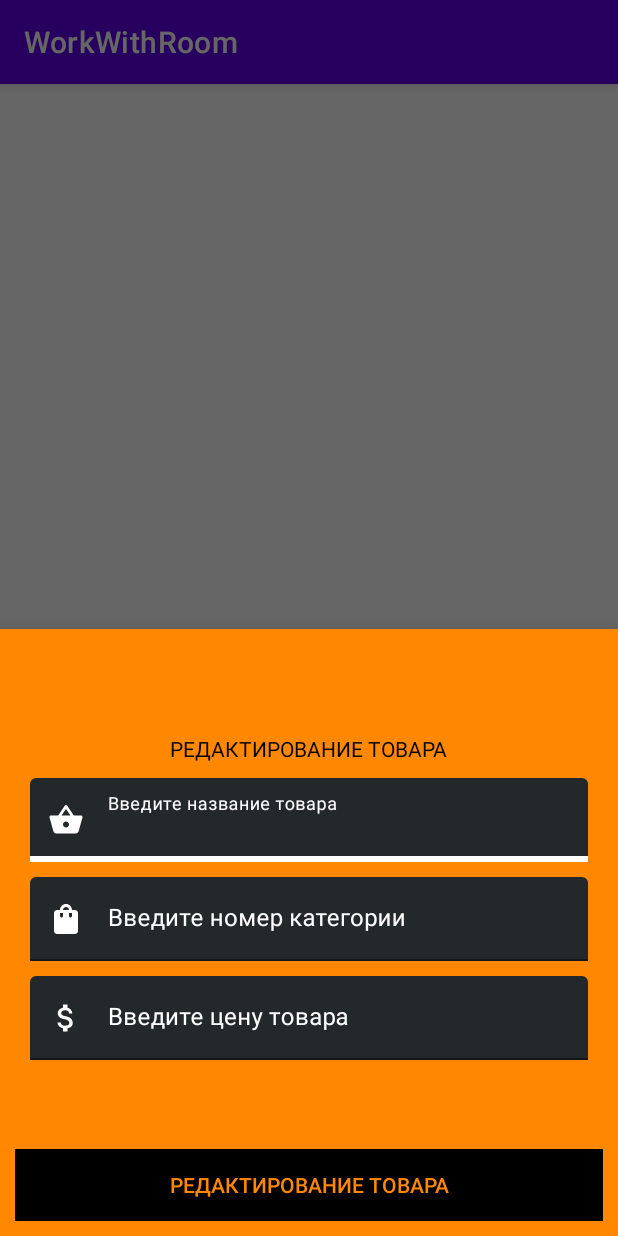
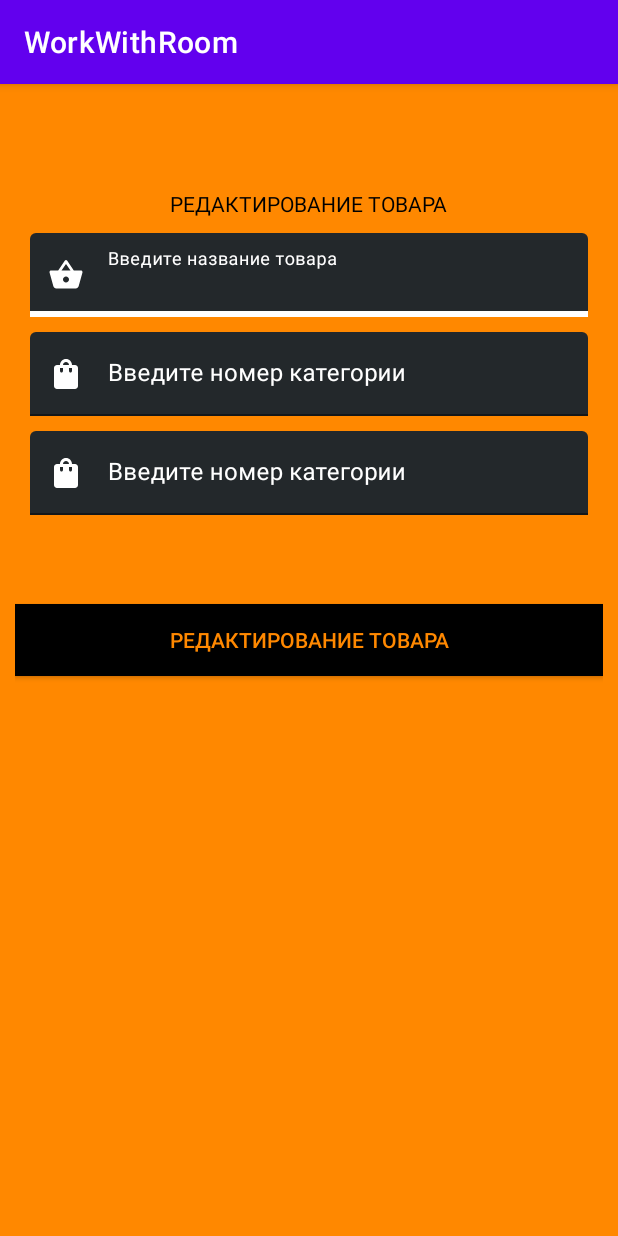
Before and after one commit to MikhailIgnatovich/WorkWithRoom, an Android app: the fragment PanelEditProduct shown on its own in the app's theme, on a phone screen of 412 x 824 dp. Run offline under Robolectric (Android 15) with nearby library versions, the phone set to English and light mode, and no system bars; our stand-ins replace data binding.

Commit message:
panel_edit_product.xml сделал рефакторинг разметки

```diff
--- a/app/src/main/java/com/bulich/misha/workwithroom/tabs/products/PanelEditProduct.kt
+++ b/app/src/main/java/com/bulich/misha/workwithroom/tabs/products/PanelEditProduct.kt
@@ -8,13 +8,11 @@ import android.view.ViewGroup
 import androidx.databinding.DataBindingUtil
 import com.bulich.misha.workwithroom.R
 import com.bulich.misha.workwithroom.databinding.PanelEditProductBinding
-import com.google.android.material.bottomsheet.BottomSheetDialogFragment
 
 
-class PanelEditProduct : BottomSheetDialogFragment() {
+class PanelEditProduct : Fragment() {
 
     private var binding: PanelEditProductBinding? = null
-
 
     override fun onCreateView(
         inflater: LayoutInflater, container: ViewGroup?,
@@ -22,6 +20,8 @@ class PanelEditProduct : BottomSheetDialogFragment() {
     ): View? {
         // Inflate the layout for this fragment
         binding = DataBindingUtil.inflate(inflater, R.layout.panel_edit_product, container, false)
+
         return binding?.root
     }
+
 }
--- a/app/src/main/res/layout/panel_edit_product.xml
+++ b/app/src/main/res/layout/panel_edit_product.xml
@@ -1,7 +1,8 @@
 <?xml version="1.0" encoding="utf-8"?>
 <layout xmlns:android="http://schemas.android.com/apk/res/android"
-    xmlns:tools="http://schemas.android.com/tools"
-    xmlns:app="http://schemas.android.com/apk/res-auto">
+    xmlns:app="http://schemas.android.com/apk/res-auto"
+    xmlns:tools="http://schemas.android.com/tools">
+
     <FrameLayout
         android:layout_width="match_parent"
         android:layout_height="match_parent"
@@ -10,72 +11,73 @@
         <androidx.constraintlayout.widget.ConstraintLayout
             android:layout_width="match_parent"
             android:layout_height="match_parent"
-        android:padding="10dp"
-        android:background="@color/orange">
+            android:background="@color/orange"
+            android:padding="10dp">
 
             <androidx.appcompat.widget.AppCompatTextView
                 android:id="@+id/headerEditProduct"
                 android:layout_width="wrap_content"
                 android:layout_height="wrap_content"
-            app:layout_constraintTop_toTopOf="parent"
+                android:layout_marginTop="60dp"
+                android:text="@string/editProduct"
+                android:textColor="@color/black"
+                app:layout_constraintEnd_toEndOf="parent"
                 app:layout_constraintStart_toStartOf="parent"
-            app:layout_constraintEnd_toEndOf="parent"
-            android:layout_marginTop="60dp"
-            android:textColor="@color/black"
-            android:text="@string/editProduct"/>
+                app:layout_constraintTop_toTopOf="parent" />
 
             <com.google.android.material.textfield.TextInputLayout
                 android:id="@+id/sectionEditNameProduct"
                 android:layout_width="match_parent"
                 android:layout_height="wrap_content"
-            app:layout_constraintTop_toBottomOf="@id/headerEditProduct"
                 android:layout_margin="10dp"
-            app:boxBackgroundColor="@color/background"
-            app:boxStrokeColor="@android:color/white"
-            app:startIconTint="@android:color/white"
-            app:endIconTint="@android:color/holo_red_light"
                 android:hint="@string/labelEnterNameProduct"
                 android:textColorHint="@color/white"
-            app:hintTextColor="@android:color/white"
+                app:boxBackgroundColor="@color/background"
+                app:boxStrokeColor="@color/white"
+                app:boxStrokeWidthFocused="4dp"
+                app:endIconMode="clear_text"
+                app:endIconTint="@android:color/holo_red_light"
+                app:hintTextColor="@color/white"
+                app:layout_constraintEnd_toEndOf="parent"
+                app:layout_constraintStart_toStartOf="parent"
+                app:layout_constraintTop_toBottomOf="@id/headerEditProduct"
                 app:startIconDrawable="@drawable/catalog_categories"
-            app:endIconMode="clear_text"
-            app:boxStrokeWidthFocused="4dp">
+                app:startIconTint="@color/white">
 
                 <com.google.android.material.textfield.TextInputEditText
                     android:id="@+id/editNameProduct"
                     android:layout_width="match_parent"
                     android:layout_height="wrap_content"
                     android:inputType="text"
-                android:textColor="@android:color/white"
-                android:textCursorDrawable="@drawable/cursor"/>
+                    android:textCursorDrawable="@drawable/cursor" />
 
             </com.google.android.material.textfield.TextInputLayout>
-
 
             <com.google.android.material.textfield.TextInputLayout
                 android:id="@+id/sectionEditCategoryProduct"
                 android:layout_width="match_parent"
                 android:layout_height="wrap_content"
-            app:layout_constraintTop_toBottomOf="@id/sectionEditNameProduct"
                 android:layout_margin="10dp"
-            app:boxBackgroundColor="@color/background"
-            app:boxStrokeColor="@android:color/white"
-            app:startIconTint="@android:color/white"
-            app:endIconTint="@android:color/holo_red_light"
                 android:hint="@string/labelEnterNumberCategory"
                 android:textColorHint="@color/white"
-            app:hintTextColor="@android:color/white"
+                app:boxBackgroundColor="@color/background"
+                app:boxStrokeColor="@color/white"
+                app:boxStrokeWidthFocused="4dp"
+                app:endIconMode="clear_text"
+                app:endIconTint="@android:color/holo_red_light"
+                app:hintTextColor="@color/white"
+                app:layout_constraintEnd_toEndOf="parent"
+                app:layout_constraintStart_toStartOf="parent"
+                app:layout_constraintTop_toBottomOf="@id/sectionEditNameProduct"
                 app:startIconDrawable="@drawable/catalog_products"
-            app:endIconMode="clear_text"
-            app:boxStrokeWidthFocused="4dp">
+                app:startIconTint="@color/white">
 
                 <com.google.android.material.textfield.TextInputEditText
                     android:id="@+id/editCategoryProduct"
                     android:layout_width="match_parent"
                     android:layout_height="wrap_content"
                     android:inputType="text"
-                android:textColor="@android:color/white"
-                android:textCursorDrawable="@drawable/cursor"/>
+                    android:textCursorDrawable="@drawable/cursor" />
 
             </com.google.android.material.textfield.TextInputLayout>
 
@@ -83,76 +85,73 @@
                 android:id="@+id/sectionEditPriceProduct"
                 android:layout_width="match_parent"
                 android:layout_height="wrap_content"
+                android:layout_margin="10dp"
+                android:hint="@string/labelEnterNumberCategory"
+                android:textColorHint="@color/white"
+                app:boxBackgroundColor="@color/background"
+                app:boxStrokeColor="@color/white"
+                app:boxStrokeWidthFocused="4dp"
+                app:endIconMode="clear_text"
+                app:endIconTint="@android:color/holo_red_light"
+                app:hintTextColor="@color/white"
+                app:layout_constraintEnd_toEndOf="parent"
+                app:layout_constraintStart_toStartOf="parent"
                 app:layout_constraintTop_toBottomOf="@id/sectionEditCategoryProduct"
-            android:layout_margin="10dp"
-            app:boxBackgroundColor="@color/background"
-            app:boxStrokeColor="@android:color/white"
-            app:startIconTint="@android:color/white"
-            app:endIconTint="@android:color/holo_red_light"
-            android:hint="@string/labelEnterPriceProduct"
-            android:textColorHint="@color/white"
-            app:hintTextColor="@android:color/white"
-            app:startIconDrawable="@drawable/price"
-            app:endIconMode="clear_text"
-            app:boxStrokeWidthFocused="4dp">
+                app:startIconDrawable="@drawable/catalog_products"
+                app:startIconTint="@color/white">
 
                 <com.google.android.material.textfield.TextInputEditText
                     android:id="@+id/editPriceProduct"
                     android:layout_width="match_parent"
                     android:layout_height="wrap_content"
-                android:inputType="number"
-                android:textColor="@android:color/white"
-                android:textCursorDrawable="@drawable/cursor"/>
+                    android:inputType="text"
+                    android:textCursorDrawable="@drawable/cursor" />
 
             </com.google.android.material.textfield.TextInputLayout>
-
 
             <androidx.appcompat.widget.LinearLayoutCompat
                 android:id="@+id/sectionResEditProduct"
                 android:layout_width="match_parent"
                 android:layout_height="wrap_content"
-            app:layout_constraintTop_toBottomOf="@id/sectionEditPriceProduct"
                 android:layout_marginTop="20dp"
-            android:orientation="horizontal">
+                android:orientation="horizontal"
+                app:layout_constraintTop_toBottomOf="@id/sectionEditPriceProduct">
 
                 <androidx.appcompat.widget.AppCompatTextView
                     android:id="@+id/resEditNameProduct"
                     android:layout_width="match_parent"
                     android:layout_height="wrap_content"
                     android:layout_weight="1"
-                android:textColor="@color/black"/>
+                    android:textColor="@color/black" />
 
                 <androidx.appcompat.widget.AppCompatTextView
                     android:id="@+id/resEditCategoryProduct"
                     android:layout_width="match_parent"
                     android:layout_height="wrap_content"
                     android:layout_weight="1"
-                android:textColor="@color/black"/>
+                    android:textColor="@color/black" />
 
                 <androidx.appcompat.widget.AppCompatTextView
                     android:id="@+id/resEditPriceProduct"
                     android:layout_width="match_parent"
                     android:layout_height="wrap_content"
                     android:layout_weight="1"
-                android:textColor="@color/black"/>
+                    android:textColor="@color/black" />
 
             </androidx.appcompat.widget.LinearLayoutCompat>
-
 
             <androidx.appcompat.widget.AppCompatButton
                 android:id="@+id/buttonEditProduct"
                 android:layout_width="match_parent"
                 android:layout_height="wrap_content"
-            app:layout_constraintTop_toBottomOf="@id/sectionResEditProduct"
                 android:layout_marginTop="20dp"
+                android:background="@color/black"
                 android:text="@string/editProduct"
-            android:background="@color/black"
-            android:textColor="@color/orange"/>
+                android:textColor="@color/orange"
+                app:layout_constraintTop_toBottomOf="@id/sectionResEditProduct" />
 
 
         </androidx.constraintlayout.widget.ConstraintLayout>
 
-
-
     </FrameLayout>
 </layout>
```
Also changed, not shown: app/src/main/java/com/bulich/misha/workwithroom/tabs/products/CatalogProducts.kt (+58 -1 lines). Lines whose indentation alone changed are shown as unchanged.
